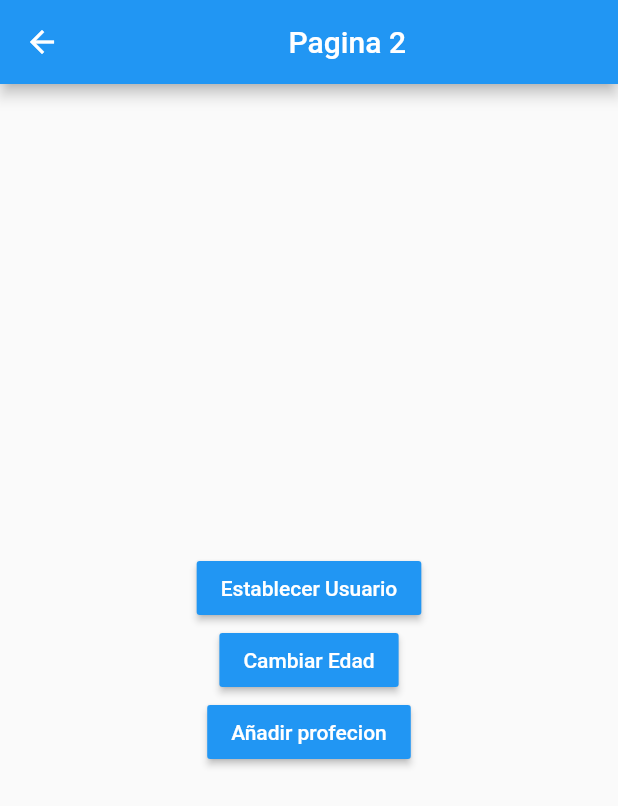
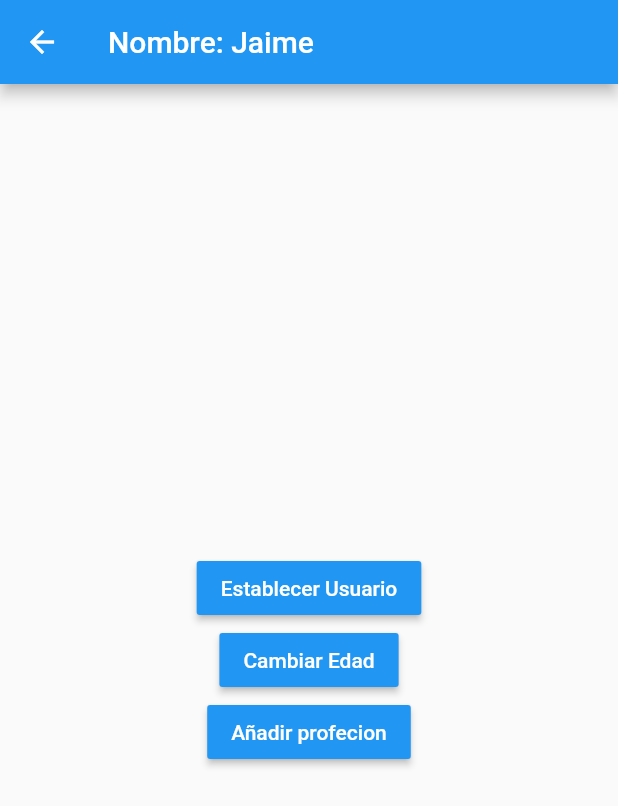
Before and after one commit to JAIME1523/estadosFlutter, a Flutter app: the Pagina2Page screen opened by its route, after a tap on "Establecer Usuario", on a phone screen of 412 x 824 dp. Shown: the top 806 px of the screen. Run offline on Flutter 3.47's test engine with Material 2 defaults, Android fonts, the phone set to English and light mode, and no system bars; accounts and stored records are empty.

Commit message:
fin singleton

```diff
--- a/lib/main.dart
+++ b/lib/main.dart
@@ -2,7 +2,7 @@ import 'package:estados/pages/pagina1_page.dart';
 import 'package:estados/pages/pagina2_page.dart';
 import 'package:flutter/material.dart';
 
-void main() => runApp(MyApp());
+void main() => runApp(const MyApp());
 
 class MyApp extends StatelessWidget {
   const MyApp({Key? key}) : super(key: key);
--- a/lib/models/usuario.dart
+++ b/lib/models/usuario.dart
@@ -1,7 +1,10 @@
+
 class Usuario {
-  late String nombre;
-  late int edad;
-  late List<String> profeciones;
 
-  Usuario({nombre, edad, profeciones});
+
+  Usuario({ required this.nombre,  this.edad = 0, profeciones});
+
+   String? nombre;
+   int edad = 0;
+   List<String>? profeciones;
 }
--- a/lib/pages/pagina1_page.dart
+++ b/lib/pages/pagina1_page.dart
@@ -1,4 +1,7 @@
+import 'package:estados/models/usuario.dart';
 import 'package:flutter/material.dart';
+
+import '../services/usuario_service.dart';
 
 class Pagina1Page extends StatelessWidget {
   const Pagina1Page({Key? key}) : super(key: key);
@@ -9,7 +12,18 @@ class Pagina1Page extends StatelessWidget {
         appBar: AppBar(
           title: const Center(child: Text('Pagina 1 ')),
         ),
-        body: const _InformacionUsuario(),
+        body: StreamBuilder(
+          stream: usuarioService.usuarioStream,
+          builder: (BuildContext context, AsyncSnapshot<dynamic> snapshot) {
+            return snapshot.hasData
+                ? _InformacionUsuario(
+                    usuario: usuarioService.usuario!,
+                  )
+                : const Center(
+                    child: Text('NO HAY INFO DEL USUARIO'),
+                  );
+          },
+        ),
         floatingActionButton: FloatingActionButton(
           child: const Icon(Icons.accessibility_new),
           onPressed: () {
@@ -20,36 +34,40 @@ class Pagina1Page extends StatelessWidget {
 }
 
 class _InformacionUsuario extends StatelessWidget {
+  final Usuario usuario;
+
   const _InformacionUsuario({
     Key? key,
+    required this.usuario,
   }) : super(key: key);
 
   @override
   Widget build(BuildContext context) {
-    return Container(
+    return SizedBox(
         height: double.infinity,
         width: double.infinity,
         child: Column(
           crossAxisAlignment: CrossAxisAlignment.start,
-          children: const [
-            Text('Gneral',
+          children: [
+            const Text('Gneral',
                 style: TextStyle(fontSize: 18, fontWeight: FontWeight.bold)),
-            Divider(),
+            const Divider(),
             ListTile(
-              title: Text('Nombre: '),
+              title: Text('Nombre: ${usuario.nombre}'),
             ),
             ListTile(
-              title: Text('Edad: '),
+              title: Text('Edad:${usuario.edad} '),
             ),
-            Text('Profecion',
+            const Text('Profecion',
                 style: TextStyle(fontSize: 18, fontWeight: FontWeight.bold)),
-            Divider(),
-             ListTile(
+            const Divider(),
+            const ListTile(
               title: Text('Profecion1: '),
             ),
-             ListTile(
+            const ListTile(
               title: Text('Profecion1: '),
-            ), ListTile(
+            ),
+            const ListTile(
               title: Text('Profecion1: '),
             ),
           ],
--- a/lib/pages/pagina2_page.dart
+++ b/lib/pages/pagina2_page.dart
@@ -1,3 +1,5 @@
+import 'package:estados/models/usuario.dart';
+import 'package:estados/services/usuario_service.dart';
 import 'package:flutter/material.dart';
 
 class Pagina2Page extends StatelessWidget {
@@ -7,8 +9,13 @@ class Pagina2Page extends StatelessWidget {
   Widget build(BuildContext context) {
     return Scaffold(
       appBar: AppBar(
-          title: const Center(
-        child: Text('Pagina 2 '),
+          title: StreamBuilder(
+        stream: usuarioService.usuarioStream,
+        builder: (BuildContext context, AsyncSnapshot<Usuario> snapshot) {
+          return snapshot.hasData
+          ? Text('Nombre: ${snapshot.data!.nombre}')
+          : const Text('Pagina 2 ');
+        },
       )),
       body: Center(
           child: Column(
@@ -20,14 +27,23 @@ class Pagina2Page extends StatelessWidget {
                   style: TextStyle(
                     color: Colors.white,
                   )),
-              onPressed: () {}),
+              onPressed: () {
+                final nuevoUSuario = Usuario(
+                  edad: 25,
+                  nombre: 'Jaime',
+                );
+
+                usuarioService.cargarUsuario(nuevoUSuario);
+              }),
           MaterialButton(
               color: Colors.blue,
               child: const Text('Cambiar Edad',
                   style: TextStyle(
                     color: Colors.white,
                   )),
-              onPressed: () {}),
+              onPressed: () {
+                usuarioService.cambiarEdad(30);
+              }),
           MaterialButton(
               color: Colors.blue,
               child: const Text('Añadir profecion',
--- /dev/null
+++ b/lib/services/usuario_service.dart
@@ -0,0 +1,37 @@
+import 'dart:async';
+
+import 'package:estados/models/usuario.dart';
+
+class _UsuarioService {
+  Usuario? _usuario;
+
+  final StreamController<Usuario> _usarioStreamController =
+      StreamController<Usuario>.broadcast();
+
+  Usuario? get usuario => _usuario;
+
+  bool get existeUSuario => (_usuario != null) ? true : false;
+
+  Stream<Usuario> get usuarioStream => _usarioStreamController.stream;
+
+  cambiarEdad(int edad) {
+    _usarioStreamController.add(_usuario!);
+
+    _usuario?.edad = edad;
+  }
+
+  void cargarUsuario(Usuario user) {
+    _usarioStreamController.add(user);
+
+    _usuario = user;
+  }
+
+  dispose() {
+    _usarioStreamController.close();
+  }
+}
+
+/*
+todos los lugares donde ocupemos nuestra usuarioService va utilizar la misma instancia
+*/
+final usuarioService = _UsuarioService();
```
